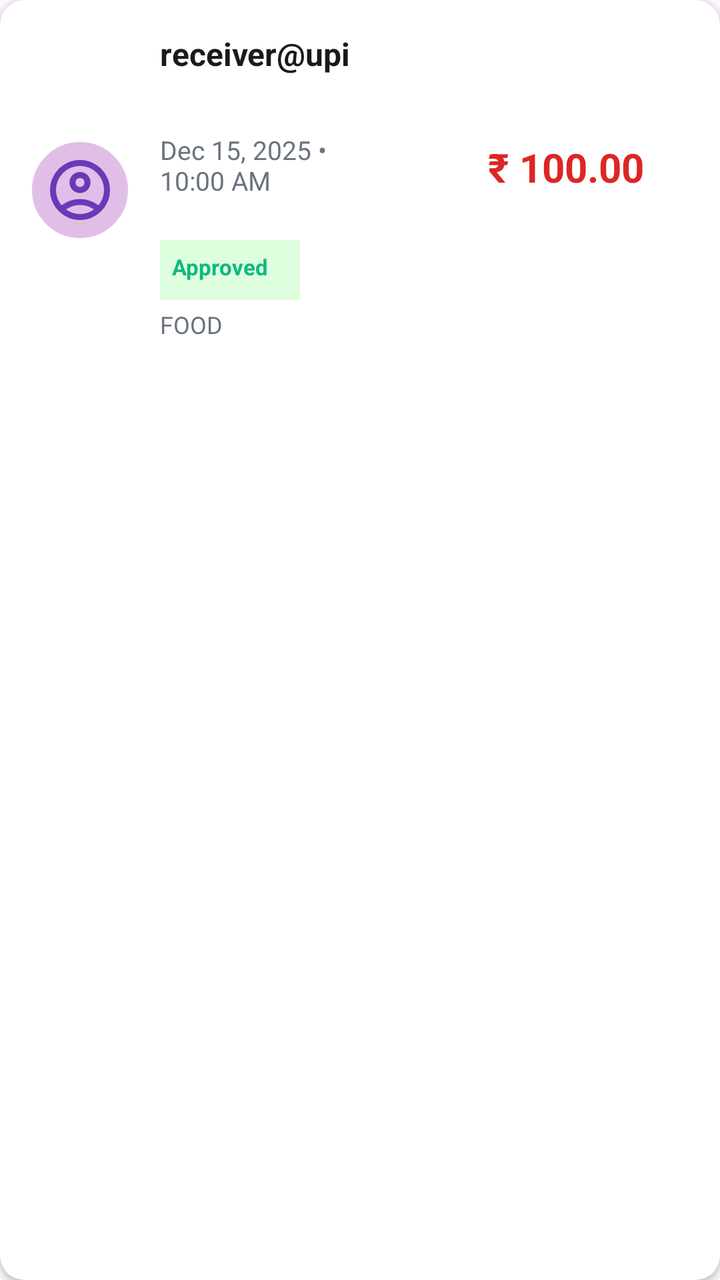
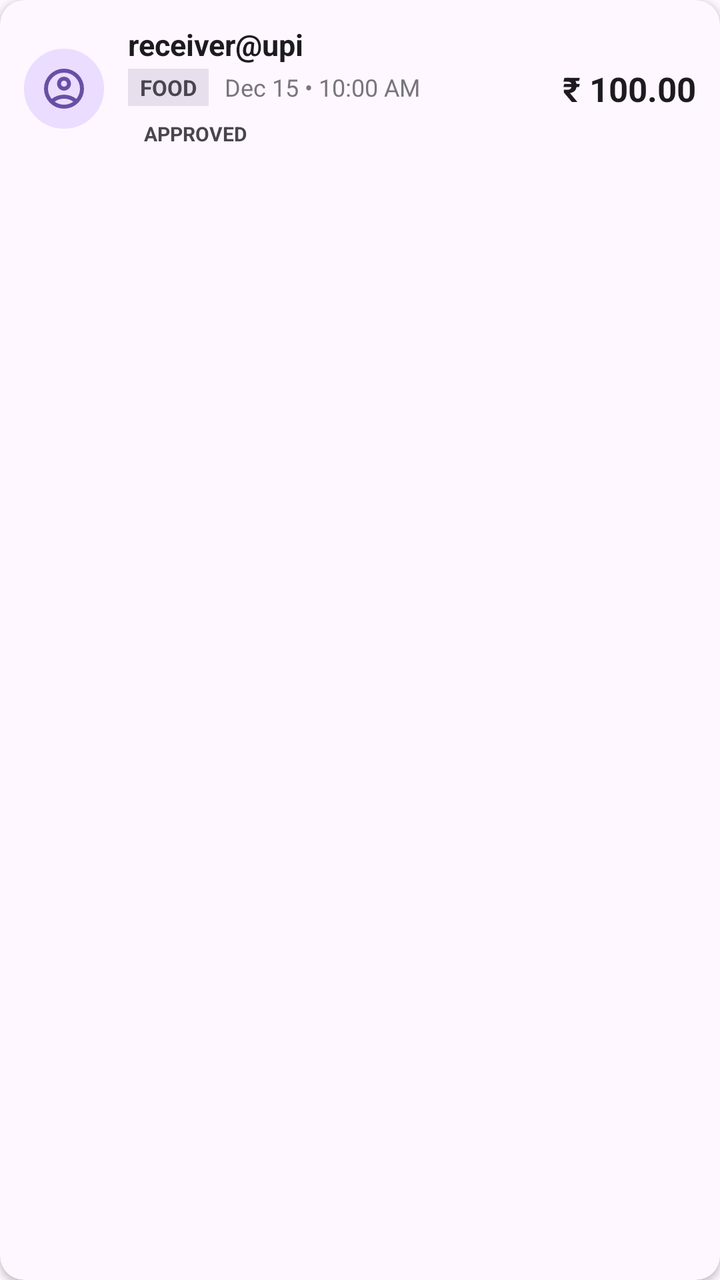

An Android layout rendered at two revisions. The XML below is the earlier revision; the diff shows what the commit changed to produce the second picture.
<!-- AndroidManifest.xml: application theme Theme.UPIApp -->
<!-- res/layout/item_transaction.xml -->
<?xml version="1.0" encoding="utf-8"?>
<androidx.cardview.widget.CardView xmlns:android="http://schemas.android.com/apk/res/android"
    xmlns:app="http://schemas.android.com/apk/res-auto"
    android:layout_width="match_parent"
    android:layout_height="wrap_content"
    android:layout_marginStart="16dp"
    android:layout_marginEnd="16dp"
    android:layout_marginBottom="12dp"
    app:cardCornerRadius="12dp"
    app:cardElevation="2dp"
    app:cardBackgroundColor="@android:color/white">

    <LinearLayout
        android:layout_width="match_parent"
        android:layout_height="wrap_content"
        android:orientation="horizontal"
        android:padding="16dp"
        android:gravity="center_vertical">

        
        <FrameLayout
            android:layout_width="48dp"
            android:layout_height="48dp"
            android:layout_marginEnd="16dp">

            <View
                android:id="@+id/icon_background"
                android:layout_width="48dp"
                android:layout_height="48dp"
                android:background="@drawable/circle_background"
                android:backgroundTint="#E1BEE7"/>

            <ImageView
                android:id="@+id/icon_transaction_type"
                android:layout_width="48dp"
                android:layout_height="36dp"
                android:layout_gravity="center"
                android:src="@drawable/person_outline"
                app:tint="#673AB7" />
        </FrameLayout>

        
        <LinearLayout
            android:layout_width="0dp"
            android:layout_height="wrap_content"
            android:layout_weight="1"
            android:orientation="vertical">

            <TextView
                android:id="@+id/text_receiver"
                android:text="receiver@upi"
                android:textSize="16sp"
                android:textStyle="bold"
                android:textColor="#1A1A1A" android:layout_height="50dp" android:layout_width="100dp"/>

            <TextView
                android:id="@+id/text_timestamp"
                android:text="Dec 15, 2025 • 10:00 AM"
                android:textSize="13sp"
                android:textColor="#6B7280"
                android:layout_marginBottom="4dp" android:layout_height="50dp" android:layout_width="100dp"/>

            
            <TextView
                android:id="@+id/text_status"
                android:text="Approved"
                android:textSize="11sp"
                android:textStyle="bold"
                android:textColor="#10B981"
                android:background="#2200FF00"
                android:padding="6dp" android:layout_height="30dp" android:layout_width="70dp"/>

            
            <TextView
                android:id="@+id/text_category"
                android:text="FOOD"
                android:textSize="12sp"
                android:textColor="#6B7280"
                android:layout_marginTop="4dp" android:layout_height="20dp" android:layout_width="50dp"/>
        </LinearLayout>

        
        <TextView
            android:id="@+id/text_amount"
            android:text="₹ 100.00"
            android:textSize="20sp"
            android:textStyle="bold"
            android:textColor="#DC2626"
            android:layout_marginStart="12dp" android:layout_height="50dp" android:layout_width="100dp"/>
    </LinearLayout>
</androidx.cardview.widget.CardView>
<!-- resources referenced by this layout -->
<resources>
  <!-- drawable circle_background (drawable) -->
  <?xml version="1.0" encoding="utf-8"?>
  <shape xmlns:android="http://schemas.android.com/apk/res/android"
      android:shape="oval">
      <solid android:color="@android:color/white"/>
      <stroke android:width="2dp" android:color="#CCCCCC"/>
  </shape>
  <!-- drawable person_outline (drawable) -->
  <vector xmlns:android="http://schemas.android.com/apk/res/android" android:height="24dp" android:tint="#000000" android:viewportHeight="960" android:viewportWidth="960" android:width="24dp">
        
      <path android:fillColor="@android:color/white" android:pathData="M234,684Q285,645 348,622.5Q411,600 480,600Q549,600 612,622.5Q675,645 726,684Q761,643 780.5,591Q800,539 800,480Q800,347 706.5,253.5Q613,160 480,160Q347,160 253.5,253.5Q160,347 160,480Q160,539 179.5,591Q199,643 234,684ZM480,520Q421,520 380.5,479.5Q340,439 340,380Q340,321 380.5,280.5Q421,240 480,240Q539,240 579.5,280.5Q620,321 620,380Q620,439 579.5,479.5Q539,520 480,520ZM480,880Q397,880 324,848.5Q251,817 197,763Q143,709 111.5,636Q80,563 80,480Q80,397 111.5,324Q143,251 197,197Q251,143 324,111.5Q397,80 480,80Q563,80 636,111.5Q709,143 763,197Q817,251 848.5,324Q880,397 880,480Q880,563 848.5,636Q817,709 763,763Q709,817 636,848.5Q563,880 480,880ZM480,800Q533,800 580,784.5Q627,769 666,740Q627,711 580,695.5Q533,680 480,680Q427,680 380,695.5Q333,711 294,740Q333,769 380,784.5Q427,800 480,800ZM480,440Q506,440 523,423Q540,406 540,380Q540,354 523,337Q506,320 480,320Q454,320 437,337Q420,354 420,380Q420,406 437,423Q454,440 480,440ZM480,380Q480,380 480,380Q480,380 480,380Q480,380 480,380Q480,380 480,380Q480,380 480,380Q480,380 480,380Q480,380 480,380Q480,380 480,380ZM480,740Q480,740 480,740Q480,740 480,740Q480,740 480,740Q480,740 480,740Q480,740 480,740Q480,740 480,740Q480,740 480,740Q480,740 480,740Z"/>
      
  </vector>
  <style name="Theme.UPIApp" parent="Base.Theme.UPIApp" />
  <style name="Base.Theme.UPIApp" parent="Theme.Material3.DayNight.NoActionBar">
          
          
      </style>
</resources>

<!-- the commit's change to res/layout/item_transaction.xml (unified diff, before → after) -->
@@ -5,38 +5,38 @@
     android:layout_height="wrap_content"
     android:layout_marginStart="16dp"
     android:layout_marginEnd="16dp"
-    android:layout_marginBottom="12dp"
+    android:layout_marginBottom="8dp"
     app:cardCornerRadius="12dp"
     app:cardElevation="2dp"
-    app:cardBackgroundColor="@android:color/white">
+    app:cardBackgroundColor="?attr/colorSurface">
 
     <LinearLayout
         android:layout_width="match_parent"
         android:layout_height="wrap_content"
         android:orientation="horizontal"
-        android:padding="16dp"
+        android:padding="12dp"
         android:gravity="center_vertical">
 
         
         <FrameLayout
-            android:layout_width="48dp"
-            android:layout_height="48dp"
-            android:layout_marginEnd="16dp">
+            android:layout_width="40dp"
+            android:layout_height="40dp"
+            android:layout_marginEnd="12dp">
 
             <View
                 android:id="@+id/icon_background"
-                android:layout_width="48dp"
-                android:layout_height="48dp"
+                android:layout_width="match_parent"
+                android:layout_height="match_parent"
                 android:background="@drawable/circle_background"
-                android:backgroundTint="#E1BEE7"/>
+                android:backgroundTint="?attr/colorPrimaryContainer"/>
 
             <ImageView
                 android:id="@+id/icon_transaction_type"
-                android:layout_width="48dp"
-                android:layout_height="36dp"
+                android:layout_width="24dp"
+                android:layout_height="24dp"
                 android:layout_gravity="center"
                 android:src="@drawable/person_outline"
-                app:tint="#673AB7" />
+                app:tint="?attr/colorPrimary" />
         </FrameLayout>
 
         
@@ -48,44 +48,67 @@
 
             <TextView
                 android:id="@+id/text_receiver"
+                android:layout_width="wrap_content"
+                android:layout_height="wrap_content"
                 android:text="receiver@upi"
-                android:textSize="16sp"
+                android:textSize="15sp"
                 android:textStyle="bold"
-                android:textColor="#1A1A1A" android:layout_height="50dp" android:layout_width="100dp"/>
+                android:textColor="?attr/colorOnSurface"
+                android:ellipsize="end"
+                android:singleLine="true"/>
 
-            <TextView
-                android:id="@+id/text_timestamp"
-                android:text="Dec 15, 2025 • 10:00 AM"
-                android:textSize="13sp"
-                android:textColor="#6B7280"
-                android:layout_marginBottom="4dp" android:layout_height="50dp" android:layout_width="100dp"/>
+            <LinearLayout
+                android:layout_width="wrap_content"
+                android:layout_height="wrap_content"
+                android:orientation="horizontal"
+                android:layout_marginTop="2dp"
+                android:gravity="center_vertical">
+
+                <TextView
+                    android:id="@+id/text_category"
+                    android:layout_width="wrap_content"
+                    android:layout_height="wrap_content"
+                    android:text="FOOD"
+                    android:textSize="11sp"
+                    android:textStyle="bold"
+                    android:textColor="?attr/colorOnSurfaceVariant"
+                    android:background="?attr/colorSurfaceVariant"
+                    android:paddingHorizontal="6dp"
+                    android:paddingVertical="2dp"
+                    android:layout_marginEnd="8dp"/>
+
+                <TextView
+                    android:id="@+id/text_timestamp"
+                    android:layout_width="wrap_content"
+                    android:layout_height="wrap_content"
+                    android:text="Dec 15 • 10:00 AM"
+                    android:textSize="12sp"
+                    android:textColor="?attr/colorOutline"/>
+            </LinearLayout>
 
             
             <TextView
                 android:id="@+id/text_status"
+                android:layout_width="wrap_content"
+                android:layout_height="wrap_content"
                 android:text="Approved"
-                android:textSize="11sp"
+                android:textSize="10sp"
                 android:textStyle="bold"
-                android:textColor="#10B981"
-                android:background="#2200FF00"
-                android:padding="6dp" android:layout_height="30dp" android:layout_width="70dp"/>
-
-            
-            <TextView
-                android:id="@+id/text_category"
-                android:text="FOOD"
-                android:textSize="12sp"
-                android:textColor="#6B7280"
-                android:layout_marginTop="4dp" android:layout_height="20dp" android:layout_width="50dp"/>
+                android:layout_marginTop="4dp"
+                android:paddingHorizontal="8dp"
+                android:paddingVertical="3dp"
+                android:textAllCaps="true"/>
         </LinearLayout>
 
         
         <TextView
             android:id="@+id/text_amount"
+            android:layout_width="wrap_content"
+            android:layout_height="wrap_content"
             android:text="₹ 100.00"
-            android:textSize="20sp"
+            android:textSize="17sp"
             android:textStyle="bold"
-            android:textColor="#DC2626"
-            android:layout_marginStart="12dp" android:layout_height="50dp" android:layout_width="100dp"/>
+            android:textColor="?attr/colorOnSurface"
+            android:layout_marginStart="12dp"/>
     </LinearLayout>
 </androidx.cardview.widget.CardView>
